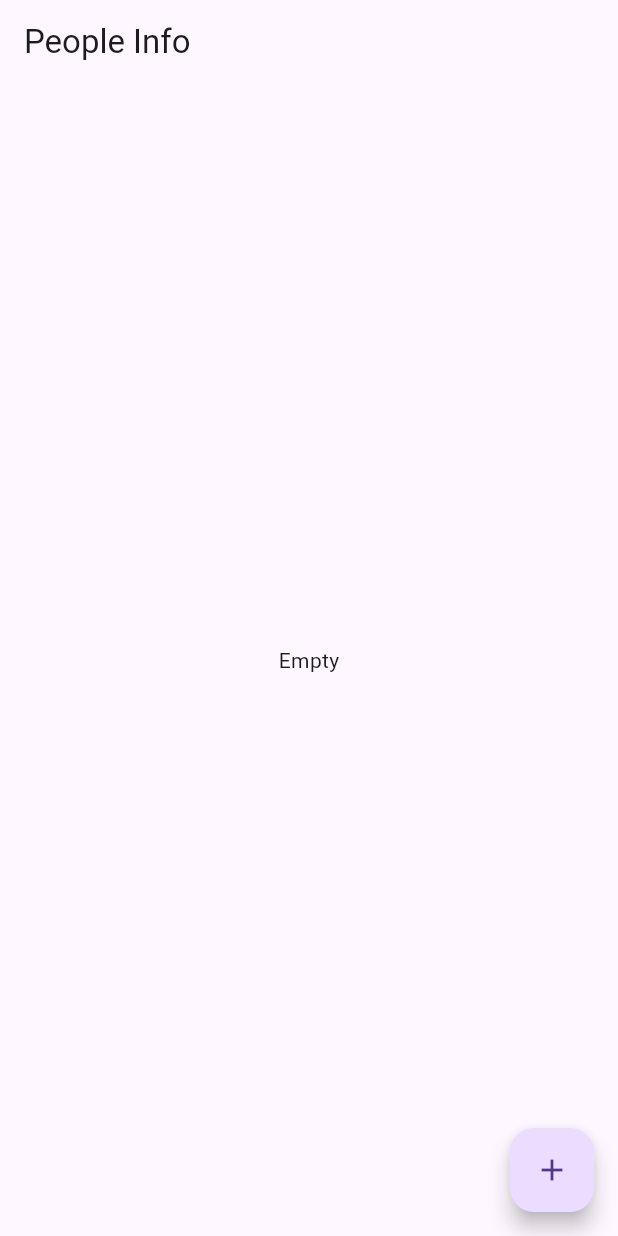
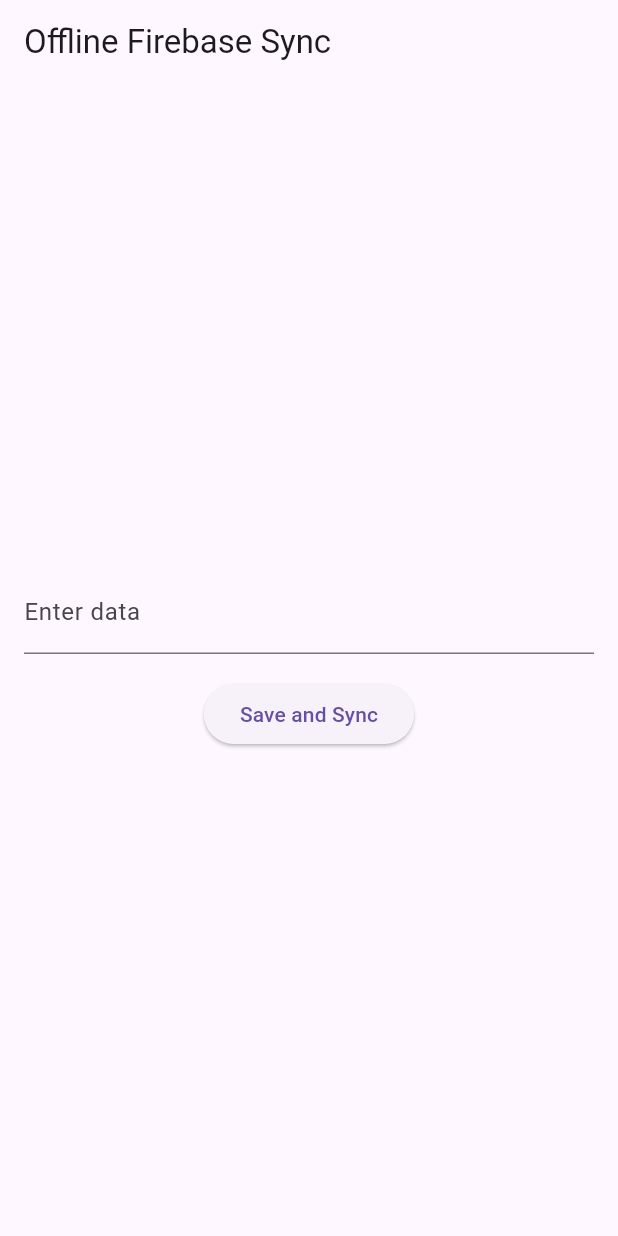
Before and after one commit to Nurujjaman329/hive_practise, a Flutter app: the screen it shows after launch, on a phone screen of 412 x 824 dp. Run offline on Flutter 3.47's test engine with Material 3 defaults, Android fonts, the light colour scheme and no system bars; our stand-ins replace cloud_firestore, connectivity_plus, firebase_core, hive, hive_flutter; accounts and stored records are empty.

Commit message:
offline_data_sync

```diff
--- a/lib/main.dart
+++ b/lib/main.dart
@@ -1,41 +1,161 @@
+import 'package:cloud_firestore/cloud_firestore.dart';
+import 'package:connectivity_plus/connectivity_plus.dart';
+import 'package:firebase_core/firebase_core.dart';
 import 'package:flutter/material.dart';
 import 'package:hive_flutter/hive_flutter.dart';
 
-import 'models/person.dart';
-import 'screens/info_screens.dart';
-
-main() async {
-  // Initialize hive
+void main() async {
+  WidgetsFlutterBinding.ensureInitialized();
+  await Firebase.initializeApp();
   await Hive.initFlutter();
-  // Registering the adapter
-  Hive.registerAdapter(PersonAdapter());
-  // Opening the box
-  await Hive.openBox('peopleBox');
   runApp(MyApp());
 }
 
-class MyApp extends StatefulWidget {
+class MyApp extends StatelessWidget {
   @override
-  _MyAppState createState() => _MyAppState();
+  Widget build(BuildContext context) {
+    return MaterialApp(
+      home: MyHomePage(),
+    );
+  }
 }
 
-class _MyAppState extends State<MyApp> {
+class MyHomePage extends StatefulWidget {
   @override
-  void dispose() {
-    // Closes all Hive boxes
-    Hive.close();
-    super.dispose();
-  }
+  _MyHomePageState createState() => _MyHomePageState();
+}
+
+class _MyHomePageState extends State<MyHomePage> {
+  final TextEditingController _textController = TextEditingController();
+  final String _offlineDataBoxName = 'offlineData';
 
   @override
   Widget build(BuildContext context) {
-    return MaterialApp(
-      title: 'Hive Demo',
-      theme: ThemeData(
-        primarySwatch: Colors.purple,
+    return Scaffold(
+      appBar: AppBar(
+        title: Text('Offline Firebase Sync'),
       ),
-      debugShowCheckedModeBanner: false,
-      home: InfoScreen(),
+      body: Padding(
+        padding: const EdgeInsets.all(16.0),
+        child: Column(
+          mainAxisAlignment: MainAxisAlignment.center,
+          children: [
+            TextField(
+              controller: _textController,
+              decoration: InputDecoration(labelText: 'Enter data'),
+            ),
+            SizedBox(height: 16.0),
+            ElevatedButton(
+              onPressed: () async {
+                // Save data offline
+                await saveOfflineData(_textController.text);
+
+                // Sync data with Firebase
+                await syncDataWithFirebase();
+
+                // Clear the text field
+                _textController.clear();
+              },
+              child: Text('Save and Sync'),
+            ),
+          ],
+        ),
+      ),
     );
   }
+
+  Future<void> saveOfflineData(String data) async {
+    // Use Hive or any other local storage to save data offline
+    final Box<String> offlineDataBox =
+        await Hive.openBox<String>(_offlineDataBoxName);
+    offlineDataBox.add(data);
+  }
+
+  Future<void> syncDataWithFirebase() async {
+    try {
+      // Check if the device is online
+      var connectivityResult = await Connectivity().checkConnectivity();
+      if (connectivityResult == ConnectivityResult.none) {
+        // No internet connection
+        print('Offline: Data saved locally');
+        return;
+      }
+
+      // If online, sync data with Firebase
+      final Box<String> offlineDataBox =
+          await Hive.openBox<String>(_offlineDataBoxName);
+      for (int i = 0; i < offlineDataBox.length; i++) {
+        String data = offlineDataBox.getAt(i) ?? '';
+        await FirebaseFirestore.instance.collection('offline_collection').add({
+          'data': data,
+          'timestamp': FieldValue.serverTimestamp(),
+        });
+        print('Synced: $data');
+      }
+
+      // Clear offline data after syncing
+      offlineDataBox.clear();
+    } catch (e) {
+      print('Error syncing data with Firebase: $e');
+    }
+  }
 }
+
+
+
+
+
+
+
+
+
+
+
+
+
+
+
+
+
+
+//import 'package:flutter/material.dart';
+//import 'package:hive_flutter/hive_flutter.dart';
+
+//import 'models/person.dart';
+//import 'screens/info_screens.dart';
+
+//main() async {
+//  // Initialize hive
+//  await Hive.initFlutter();
+//  // Registering the adapter
+//  Hive.registerAdapter(PersonAdapter());
+//  // Opening the box
+//  await Hive.openBox('peopleBox');
+//  runApp(MyApp());
+//}
+
+//class MyApp extends StatefulWidget {
+//  @override
+//  _MyAppState createState() => _MyAppState();
+//}
+
+//class _MyAppState extends State<MyApp> {
+//  @override
+//  void dispose() {
+//    // Closes all Hive boxes
+//    Hive.close();
+//    super.dispose();
+//  }
+
+//  @override
+//  Widget build(BuildContext context) {
+//    return MaterialApp(
+//      title: 'Hive Demo',
+//      theme: ThemeData(
+//        primarySwatch: Colors.purple,
+//      ),
+//      debugShowCheckedModeBanner: false,
+//      home: InfoScreen(),
+//    );
+//  }
+//}
--- a/pubspec.yaml
+++ b/pubspec.yaml
@@ -37,6 +37,10 @@
   cupertino_icons: ^1.0.2
   hive: ^2.2.3
   hive_flutter: ^1.1.0
+  connectivity_plus: ^5.0.2
+  cloud_firestore: ^4.13.4
+  firebase_auth: ^4.15.1
+  firebase_core: ^2.24.1
 
 
 dev_dependencies:
```
Also changed, not shown: lib/examples.dart (added, +126 -0 lines), lib/offline_data_sync/api_service.dart (added, +12 -0 lines), lib/offline_data_sync/local_database.dart (added, +78 -0 lines), pubspec.lock, 6 other files.
